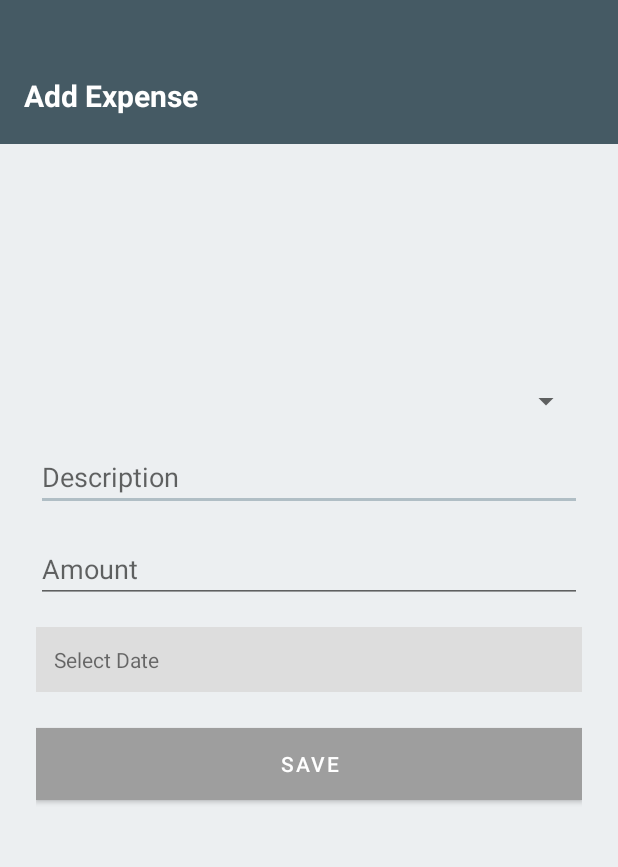
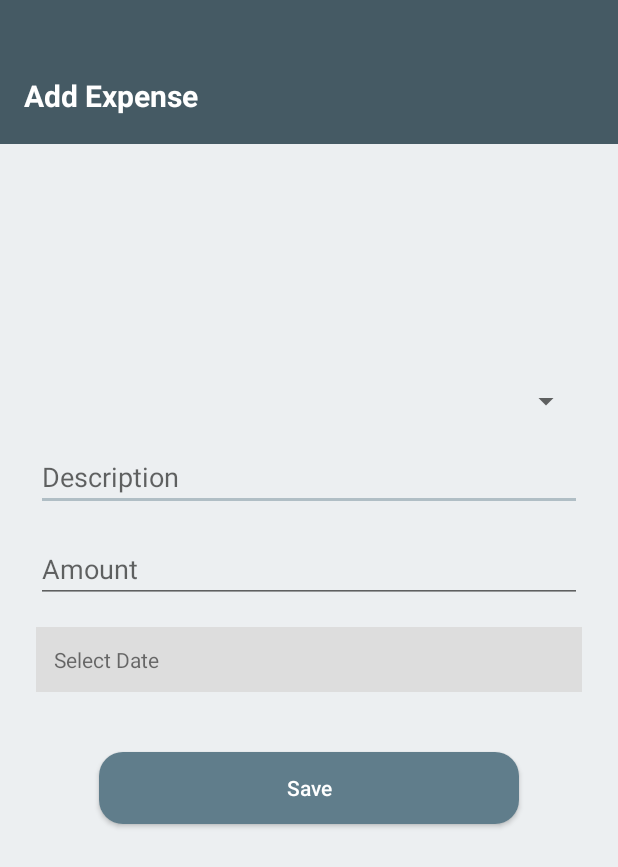
Before and after one commit to PIXEL-PEN/Expense-Tracker, an Android app: the AddExpenseActivity screen opened directly, with no data from a screen before it, on a phone screen of 412 x 824 dp. Shown: the top 867 px of the screen. Run offline under Robolectric (Android 15) with nearby library versions, the phone set to English and light mode, and no system bars.

Commit message:
Update Save button in AddExpenseActivity to match main menu style

```diff
--- a/app/src/main/res/layout/activity_add_expense.xml
+++ b/app/src/main/res/layout/activity_add_expense.xml
@@ -57,13 +57,16 @@
             android:background="#DDDDDD"
             android:layout_marginBottom="24dp"/>
 
-        <Button
+        <androidx.appcompat.widget.AppCompatButton
             android:id="@+id/btn_save"
-            android:layout_width="match_parent"
+            android:layout_width="280dp"
             android:layout_height="wrap_content"
+            android:background="@drawable/rounded_button"
+            android:backgroundTint="@null"
             android:text="Save"
-            android:background="#6200EE"
-            android:textColor="#FFFFFF"/>
+            android:textColor="#FFFFFF"
+            android:textAllCaps="false"
+            android:layout_marginTop="16dp"/>
 
     </LinearLayout>
 
```
